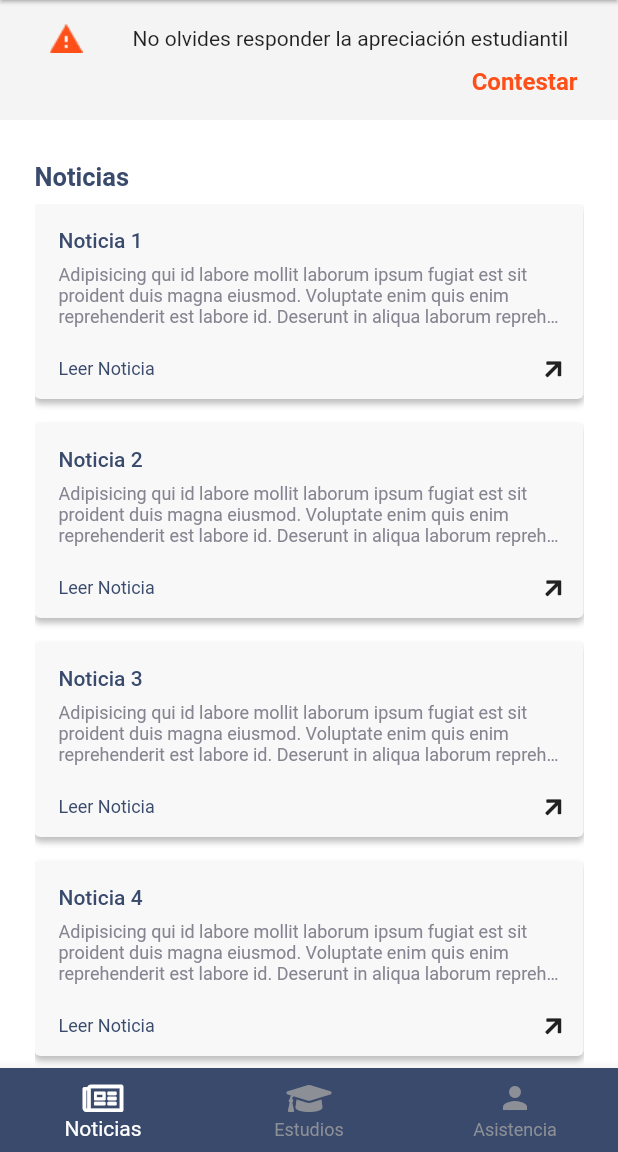
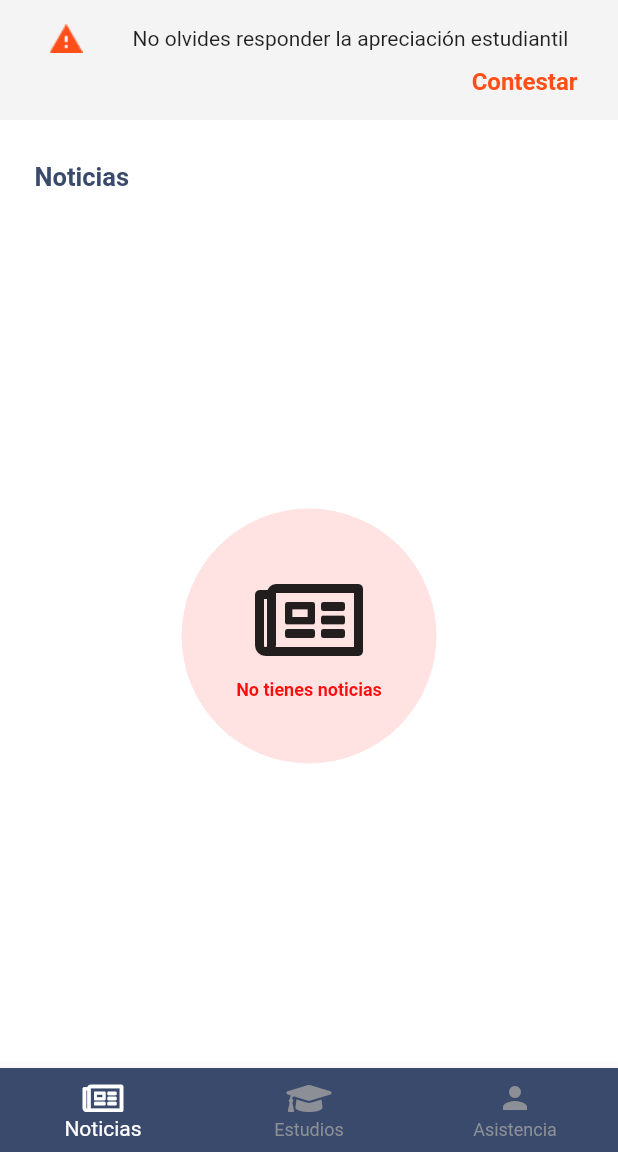
Before and after one commit to JovannyRch/control_escolar_app, a Flutter app: the screen it shows after launch, after a tap on "INICIAR SESIÓN", on a phone screen of 412 x 824 dp, the part 84-1236 px from its top. Run offline on Flutter 3.47's test engine with Material 2 defaults, Android fonts, the phone set to English and light mode, and no system bars; our stand-ins replace font_awesome_flutter.

Commit message:
Tabs in Estudios Item Menu [added]

```diff
--- a/lib/screens/alumno/alumno_estudios_screen.dart
+++ b/lib/screens/alumno/alumno_estudios_screen.dart
@@ -1,3 +1,8 @@
+import 'package:control_escolar/const/const.dart';
+import 'package:control_escolar/screens/alumno/studios_widgets/credencial_widget.dart';
+import 'package:control_escolar/screens/alumno/studios_widgets/materias_widget.dart';
+import 'package:control_escolar/screens/alumno/studios_widgets/planes_widget.dart';
+import 'package:control_escolar/screens/alumno/studios_widgets/reglamentos_widget.dart';
 import 'package:flutter/material.dart';
 
 class AlumnoEstudiosScreen extends StatefulWidget {
@@ -10,8 +15,35 @@ class AlumnoEstudiosScreen extends StatefulWidget {
 class _AlumnoEstudiosScreenState extends State<AlumnoEstudiosScreen> {
   @override
   Widget build(BuildContext context) {
-    return Center(
-      child: Text("Estudios"),
+    return DefaultTabController(
+      length: 4,
+      child: Scaffold(
+        appBar: AppBar(
+          backgroundColor: kGreyColor,
+          bottom: TabBar(
+            labelColor: kSecondaryColor,
+            indicatorColor: kSecondaryColor,
+            unselectedLabelColor: kMainColor,
+            labelStyle: TextStyle(fontSize: 11.0, fontWeight: FontWeight.w700),
+            tabs: [
+              Tab(text: "Credencial"),
+              Tab(text: "Materias"),
+              Tab(text: "Planes"),
+              Tab(text: "Reglamentos"),
+            ],
+          ),
+          toolbarHeight: 50.0,
+          elevation: 0,
+        ),
+        body: TabBarView(
+          children: [
+            CredencialWidget(),
+            MateriasWidget(),
+            PlanesWidget(),
+            ReglamentosWidget(),
+          ],
+        ),
+      ),
     );
   }
 }
--- a/lib/screens/alumno/alumno_noticias_screen.dart
+++ b/lib/screens/alumno/alumno_noticias_screen.dart
@@ -3,6 +3,7 @@ import 'dart:ui';
 import 'package:control_escolar/const/const.dart';
 import 'package:control_escolar/models/NoticiaModel.dart';
 import 'package:control_escolar/widgets/NoticiaWidget.dart';
+import 'package:control_escolar/widgets/TitleWidget.dart';
 import 'package:flutter/material.dart';
 import 'package:font_awesome_flutter/font_awesome_flutter.dart';
 
@@ -14,9 +15,54 @@ class AlumnoNoticiasScreen extends StatefulWidget {
 }
 
 class _AlumnoNoticiasScreenState extends State<AlumnoNoticiasScreen> {
+  List<NoticiaModel> noticias = [
+    NoticiaModel(
+      id: 1,
+      title: "Noticia 1",
+      description:
+          "Adipisicing qui id labore mollit laborum ipsum fugiat est sit proident duis magna eiusmod. Voluptate enim quis enim reprehenderit est labore id. Deserunt in aliqua laborum reprehenderit veniam irure magna ad. Id occaecat id anim mollit sit qui ad voluptate quis exercitation irure ullamco tempor id. Mollit sunt nulla fugiat sint aliquip consequat officia fugiat reprehenderit irure magna. Laboris laboris magna elit consectetur ea quis adipisicing anim id ex eu ad aliquip. Labore laborum aute in enim qui labore reprehenderit in nisi nisi nulla in et.",
+      content: "",
+    ),
+    NoticiaModel(
+      id: 1,
+      title: "Noticia 1",
+      description:
+          "Adipisicing qui id labore mollit laborum ipsum fugiat est sit proident duis magna eiusmod. Voluptate enim quis enim reprehenderit est labore id. Deserunt in aliqua laborum reprehenderit veniam irure magna ad. Id occaecat id anim mollit sit qui ad voluptate quis exercitation irure ullamco tempor id. Mollit sunt nulla fugiat sint aliquip consequat officia fugiat reprehenderit irure magna. Laboris laboris magna elit consectetur ea quis adipisicing anim id ex eu ad aliquip. Labore laborum aute in enim qui labore reprehenderit in nisi nisi nulla in et.",
+      content: "",
+    ),
+    NoticiaModel(
+      id: 1,
+      title: "Noticia 1",
+      description:
+          "Adipisicing qui id labore mollit laborum ipsum fugiat est sit proident duis magna eiusmod. Voluptate enim quis enim reprehenderit est labore id. Deserunt in aliqua laborum reprehenderit veniam irure magna ad. Id occaecat id anim mollit sit qui ad voluptate quis exercitation irure ullamco tempor id. Mollit sunt nulla fugiat sint aliquip consequat officia fugiat reprehenderit irure magna. Laboris laboris magna elit consectetur ea quis adipisicing anim id ex eu ad aliquip. Labore laborum aute in enim qui labore reprehenderit in nisi nisi nulla in et.",
+      content: "",
+    ),
+    NoticiaModel(
+      id: 1,
+      title: "Noticia 1",
+      description:
+          "Adipisicing qui id labore mollit laborum ipsum fugiat est sit proident duis magna eiusmod. Voluptate enim quis enim reprehenderit est labore id. Deserunt in aliqua laborum reprehenderit veniam irure magna ad. Id occaecat id anim mollit sit qui ad voluptate quis exercitation irure ullamco tempor id. Mollit sunt nulla fugiat sint aliquip consequat officia fugiat reprehenderit irure magna. Laboris laboris magna elit consectetur ea quis adipisicing anim id ex eu ad aliquip. Labore laborum aute in enim qui labore reprehenderit in nisi nisi nulla in et.",
+      content: "",
+    ),
+    NoticiaModel(
+      id: 1,
+      title: "Noticia 1",
+      description:
+          "Adipisicing qui id labore mollit laborum ipsum fugiat est sit proident duis magna eiusmod. Voluptate enim quis enim reprehenderit est labore id. Deserunt in aliqua laborum reprehenderit veniam irure magna ad. Id occaecat id anim mollit sit qui ad voluptate quis exercitation irure ullamco tempor id. Mollit sunt nulla fugiat sint aliquip consequat officia fugiat reprehenderit irure magna. Laboris laboris magna elit consectetur ea quis adipisicing anim id ex eu ad aliquip. Labore laborum aute in enim qui labore reprehenderit in nisi nisi nulla in et.",
+      content: "",
+    ),
+    NoticiaModel(
+      id: 1,
+      title: "Noticia 1",
+      description:
+          "Adipisicing qui id labore mollit laborum ipsum fugiat est sit proident duis magna eiusmod. Voluptate enim quis enim reprehenderit est labore id. Deserunt in aliqua laborum reprehenderit veniam irure magna ad. Id occaecat id anim mollit sit qui ad voluptate quis exercitation irure ullamco tempor id. Mollit sunt nulla fugiat sint aliquip consequat officia fugiat reprehenderit irure magna. Laboris laboris magna elit consectetur ea quis adipisicing anim id ex eu ad aliquip. Labore laborum aute in enim qui labore reprehenderit in nisi nisi nulla in et.",
+      content: "",
+    ),
+  ];
+
   @override
   Widget build(BuildContext context) {
-    ;
+    noticias = [];
     return Column(
       children: [
         _bannerApreciacion(),
@@ -83,63 +129,21 @@ class _AlumnoNoticiasScreenState extends State<AlumnoNoticiasScreen> {
           crossAxisAlignment: CrossAxisAlignment.stretch,
           children: [
             SizedBox(height: 28.0),
-            _title(),
+            TitleWidget(title: "Noticias"),
             SizedBox(height: 8.0),
             Expanded(
               child: Container(
-                child: SingleChildScrollView(
-                  physics: BouncingScrollPhysics(),
-                  child: Column(
-                    crossAxisAlignment: CrossAxisAlignment.stretch,
-                    children: [
-                      NoticiaWidget(
-                        noticia: NoticiaModel(
-                          id: 1,
-                          title: "Noticia 1",
-                          description:
-                              "Adipisicing qui id labore mollit laborum ipsum fugiat est sit proident duis magna eiusmod. Voluptate enim quis enim reprehenderit est labore id. Deserunt in aliqua laborum reprehenderit veniam irure magna ad. Id occaecat id anim mollit sit qui ad voluptate quis exercitation irure ullamco tempor id. Mollit sunt nulla fugiat sint aliquip consequat officia fugiat reprehenderit irure magna. Laboris laboris magna elit consectetur ea quis adipisicing anim id ex eu ad aliquip. Labore laborum aute in enim qui labore reprehenderit in nisi nisi nulla in et.",
-                          content: "",
+                child: noticias.length == 0
+                    ? _empty()
+                    : SingleChildScrollView(
+                        physics: BouncingScrollPhysics(),
+                        child: Column(
+                          crossAxisAlignment: CrossAxisAlignment.stretch,
+                          children: noticias
+                              .map((e) => NoticiaWidget(noticia: e))
+                              .toList(),
                         ),
                       ),
-                      NoticiaWidget(
-                        noticia: NoticiaModel(
-                          id: 1,
-                          title: "Noticia 2",
-                          description:
-                              "Adipisicing qui id labore mollit laborum ipsum fugiat est sit proident duis magna eiusmod. Voluptate enim quis enim reprehenderit est labore id. Deserunt in aliqua laborum reprehenderit veniam irure magna ad. Id occaecat id anim mollit sit qui ad voluptate quis exercitation irure ullamco tempor id. Mollit sunt nulla fugiat sint aliquip consequat officia fugiat reprehenderit irure magna. Laboris laboris magna elit consectetur ea quis adipisicing anim id ex eu ad aliquip. Labore laborum aute in enim qui labore reprehenderit in nisi nisi nulla in et.",
-                          content: "",
-                        ),
-                      ),
-                      NoticiaWidget(
-                        noticia: NoticiaModel(
-                          id: 1,
-                          title: "Noticia 3",
-                          description:
-                              "Adipisicing qui id labore mollit laborum ipsum fugiat est sit proident duis magna eiusmod. Voluptate enim quis enim reprehenderit est labore id. Deserunt in aliqua laborum reprehenderit veniam irure magna ad. Id occaecat id anim mollit sit qui ad voluptate quis exercitation irure ullamco tempor id. Mollit sunt nulla fugiat sint aliquip consequat officia fugiat reprehenderit irure magna. Laboris laboris magna elit consectetur ea quis adipisicing anim id ex eu ad aliquip. Labore laborum aute in enim qui labore reprehenderit in nisi nisi nulla in et.",
-                          content: "",
-                        ),
-                      ),
-                      NoticiaWidget(
-                        noticia: NoticiaModel(
-                          id: 1,
-                          title: "Noticia 4",
-                          description:
-                              "Adipisicing qui id labore mollit laborum ipsum fugiat est sit proident duis magna eiusmod. Voluptate enim quis enim reprehenderit est labore id. Deserunt in aliqua laborum reprehenderit veniam irure magna ad. Id occaecat id anim mollit sit qui ad voluptate quis exercitation irure ullamco tempor id. Mollit sunt nulla fugiat sint aliquip consequat officia fugiat reprehenderit irure magna. Laboris laboris magna elit consectetur ea quis adipisicing anim id ex eu ad aliquip. Labore laborum aute in enim qui labore reprehenderit in nisi nisi nulla in et.",
-                          content: "",
-                        ),
-                      ),
-                      NoticiaWidget(
-                        noticia: NoticiaModel(
-                          id: 1,
-                          title: "Noticia 4",
-                          description:
-                              "Adipisicing qui id labore mollit laborum ipsum fugiat est sit proident duis magna eiusmod. Voluptate enim quis enim reprehenderit est labore id. Deserunt in aliqua laborum reprehenderit veniam irure magna ad. Id occaecat id anim mollit sit qui ad voluptate quis exercitation irure ullamco tempor id. Mollit sunt nulla fugiat sint aliquip consequat officia fugiat reprehenderit irure magna. Laboris laboris magna elit consectetur ea quis adipisicing anim id ex eu ad aliquip. Labore laborum aute in enim qui labore reprehenderit in nisi nisi nulla in et.",
-                          content: "",
-                        ),
-                      )
-                    ],
-                  ),
-                ),
               ),
             ),
           ],
@@ -148,13 +152,30 @@ class _AlumnoNoticiasScreenState extends State<AlumnoNoticiasScreen> {
     );
   }
 
-  Widget _title() {
-    return Text(
-      "Noticias",
-      style: TextStyle(
-        color: kMainColor,
-        fontSize: 17.0,
-        fontWeight: FontWeight.bold,
+  Widget _empty() {
+    return Center(
+      child: Container(
+        height: 170,
+        width: 170,
+        decoration: BoxDecoration(
+          shape: BoxShape.circle,
+          color: Color(0xFFFFE3E3),
+        ),
+        child: Column(
+          mainAxisAlignment: MainAxisAlignment.center,
+          children: [
+            FaIcon(FontAwesomeIcons.newspaper, size: 64),
+            SizedBox(height: 8),
+            Text(
+              "No tienes noticias",
+              style: TextStyle(
+                fontWeight: FontWeight.w700,
+                fontSize: 12.0,
+                color: Color(0xFFFF0C0C),
+              ),
+            ),
+          ],
+        ),
       ),
     );
   }
--- a/lib/screens/alumno/home_alumno_screen.dart
+++ b/lib/screens/alumno/home_alumno_screen.dart
@@ -25,7 +25,7 @@ class _HomeAlumnoScreenState extends State<HomeAlumnoScreen> {
         automaticallyImplyLeading: false,
         title: _titleAppbar(),
         backgroundColor: kGreyColor,
-        elevation: 1,
+        elevation: 0,
         actions: [
           _menuIcon(),
         ],
--- /dev/null
+++ b/lib/screens/alumno/studios_widgets/credencial_widget.dart
@@ -0,0 +1,15 @@
+import 'package:flutter/material.dart';
+
+class CredencialWidget extends StatefulWidget {
+  CredencialWidget({Key key}) : super(key: key);
+
+  @override
+  _CredencialWidgetState createState() => _CredencialWidgetState();
+}
+
+class _CredencialWidgetState extends State<CredencialWidget> {
+  @override
+  Widget build(BuildContext context) {
+    return Center(child: Text("Credencial"));
+  }
+}
--- /dev/null
+++ b/lib/widgets/TitleWidget.dart
@@ -0,0 +1,23 @@
+import 'package:control_escolar/const/const.dart';
+import 'package:flutter/material.dart';
+
+class TitleWidget extends StatelessWidget {
+  final String title;
+  TitleWidget({@required this.title});
+
+  @override
+  Widget build(BuildContext context) {
+    return _title(this.title);
+  }
+
+  Widget _title(String text) {
+    return Text(
+      text,
+      style: TextStyle(
+        color: kMainColor,
+        fontSize: 17.0,
+        fontWeight: FontWeight.bold,
+      ),
+    );
+  }
+}
```
Also changed, not shown: lib/screens/alumno/studios_widgets/materias_widget.dart (added, +94 -0 lines), lib/screens/alumno/studios_widgets/planes_widget.dart (added, +15 -0 lines), lib/screens/alumno/studios_widgets/reglamentos_widget.dart (added, +15 -0 lines), assets/images/icon-teacher.png (added).
